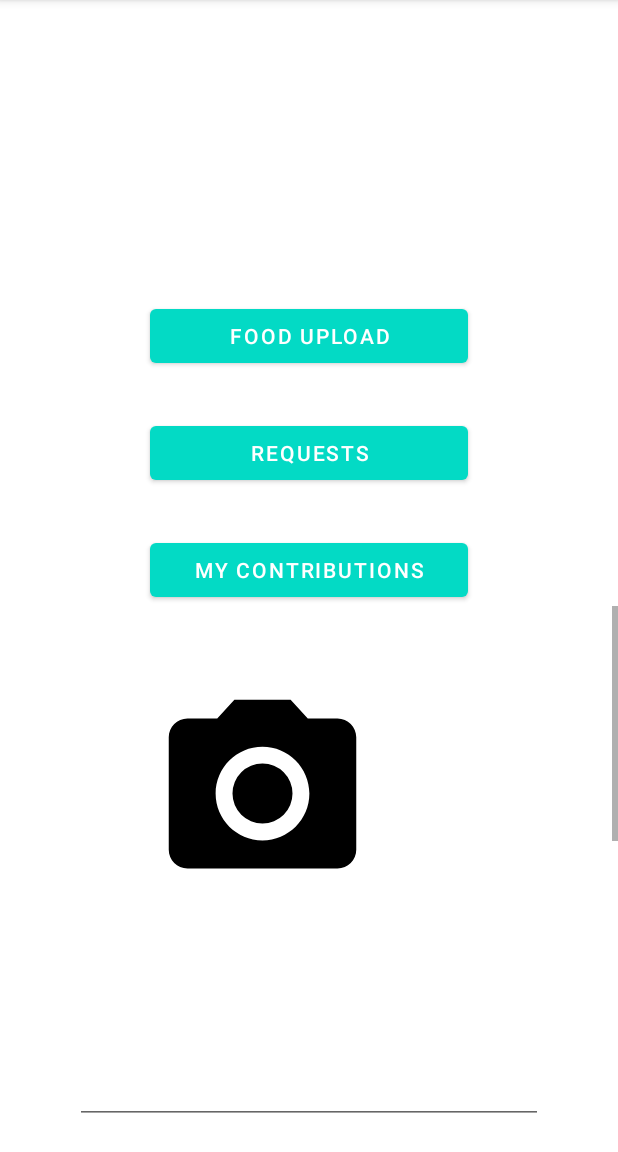
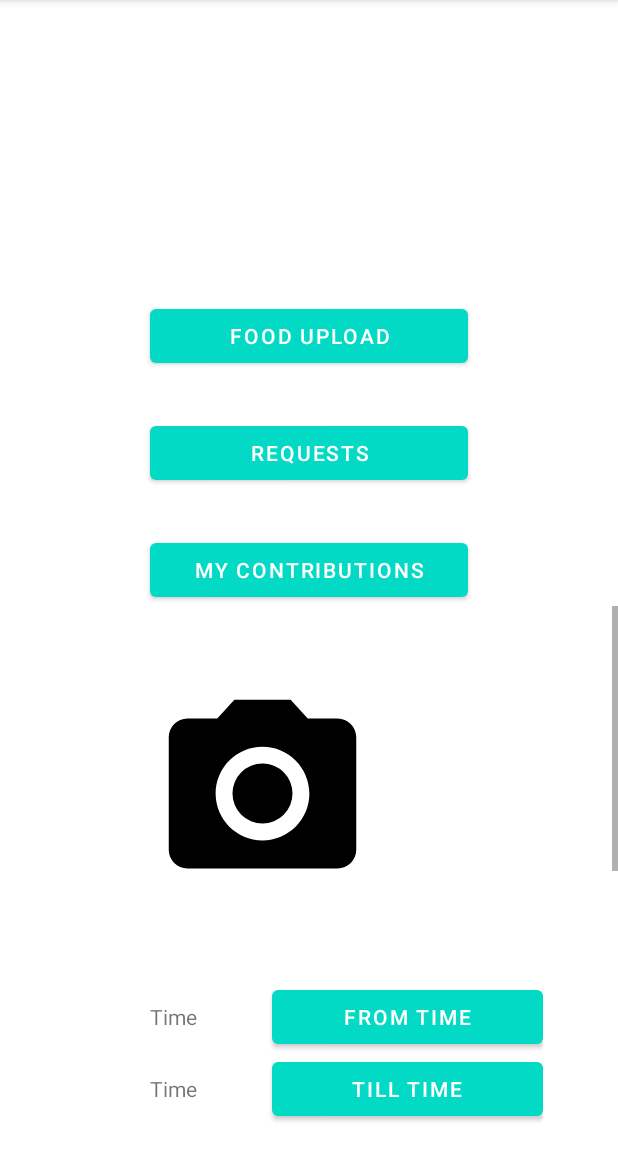
Before and after one commit to Mohammedirbaaz/HungerSpot, an Android app: the fragment HomeFragment shown on its own in the app's theme, after a tap on "FOOD UPLOAD", on a phone screen of 412 x 824 dp, the part 84-1236 px from its top. Run offline under Robolectric (Android 15) with nearby library versions, the phone set to English and light mode, and no system bars; our stand-ins replace Firebase (no records; nobody signed in at launch, a user with empty details on screens opened directly).

Commit message:
image upload and can view error

```diff
--- a/app/build.gradle
+++ b/app/build.gradle
@@ -48,6 +48,7 @@ dependencies {
     implementation 'androidx.lifecycle:lifecycle-livedata-ktx:2.2.0'
     implementation 'androidx.lifecycle:lifecycle-viewmodel-ktx:2.2.0'
     implementation 'androidx.legacy:legacy-support-v4:1.0.0'
+    implementation 'com.google.firebase:firebase-storage:19.2.2'
 //    implementation 'com.google.firebase:firebase-database-ktx:19.7.0'
     testImplementation 'junit:junit:4.+'
     androidTestImplementation 'androidx.test.ext:junit:1.1.2'
--- a/app/src/main/res/layout/fragment_gallery.xml
+++ b/app/src/main/res/layout/fragment_gallery.xml
@@ -17,7 +17,7 @@
             android:orientation="vertical">
 
             <ImageView
-                android:id="@+id/imageView3"
+                android:id="@+id/idimage"
                 android:layout_width="150dp"
                 android:layout_height="150dp"
                 android:layout_marginStart="100dp"
@@ -28,29 +28,58 @@
                 android:layout_marginBottom="50dp"
                 android:src="@drawable/ic_menu_camera" />
 
-            <EditText
-                android:id="@+id/idtimefrom"
+            <LinearLayout
                 android:layout_width="match_parent"
-                android:layout_height="wrap_content"
+                android:layout_height="match_parent"
                 android:layout_marginStart="50dp"
                 android:layout_marginLeft="50dp"
-                android:layout_marginTop="50dp"
                 android:layout_marginEnd="50dp"
                 android:layout_marginRight="50dp"
-                android:ems="10"
-                android:inputType="time" />
+                android:orientation="horizontal">
 
-            <EditText
-                android:id="@+id/idtimetill"
+                <TextView
+                    android:id="@+id/idtimefrom"
+                    android:layout_width="wrap_content"
+                    android:layout_height="wrap_content"
+                    android:layout_marginStart="50dp"
+                    android:layout_marginLeft="50dp"
+                    android:layout_marginEnd="50dp"
+                    android:layout_marginRight="50dp"
+                    android:text="Time" />
+
+                <Button
+                    android:id="@+id/btntimefrom"
+                    android:layout_width="match_parent"
+                    android:layout_height="wrap_content"
+                    android:layout_weight="1"
+                    android:text="From time" />
+            </LinearLayout>
+
+            <LinearLayout
                 android:layout_width="match_parent"
-                android:layout_height="wrap_content"
+                android:layout_height="match_parent"
                 android:layout_marginStart="50dp"
                 android:layout_marginLeft="50dp"
-                android:layout_marginTop="50dp"
                 android:layout_marginEnd="50dp"
                 android:layout_marginRight="50dp"
-                android:ems="10"
-                android:inputType="time" />
+                android:orientation="horizontal">
+
+                <TextView
+                    android:id="@+id/idtimetill"
+                    android:layout_width="wrap_content"
+                    android:layout_height="wrap_content"
+                    android:layout_marginStart="50dp"
+                    android:layout_marginLeft="50dp"
+                    android:layout_marginEnd="50dp"
+                    android:layout_marginRight="50dp"
+                    android:text="Time" />
+
+                <Button
+                    android:id="@+id/btnidtimetill"
+                    android:layout_width="match_parent"
+                    android:layout_height="wrap_content"
+                    android:text="Till Time" />
+            </LinearLayout>
 
             <EditText
                 android:id="@+id/idaddressdonor"
@@ -63,6 +92,7 @@
                 android:layout_marginRight="50dp"
                 android:ems="10"
                 android:gravity="start|top"
+                android:hint="Address"
                 android:inputType="textMultiLine" />
 
             <EditText
@@ -76,6 +106,7 @@
                 android:layout_marginRight="50dp"
                 android:ems="10"
                 android:gravity="start|top"
+                android:hint="Landmark"
                 android:inputType="textMultiLine" />
 
             <EditText
@@ -89,10 +120,11 @@
                 android:layout_marginRight="50dp"
                 android:ems="10"
                 android:gravity="start|top"
+                android:hint="Notes"
                 android:inputType="textMultiLine" />
 
             <Button
-                android:id="@+id/button"
+                android:id="@+id/idbtnfoodupload"
                 android:layout_width="match_parent"
                 android:layout_height="wrap_content"
                 android:layout_marginStart="100dp"
@@ -101,7 +133,8 @@
                 android:layout_marginEnd="100dp"
                 android:layout_marginRight="100dp"
                 android:layout_marginBottom="50dp"
-                android:text="Button" />
+                android:text="Upload" />
+
         </LinearLayout>
     </ScrollView>
 
```
Also changed, not shown: app/src/main/java/com/example/hungerspot/ui/gallery/GalleryFragment.kt (+111 -1 lines).
